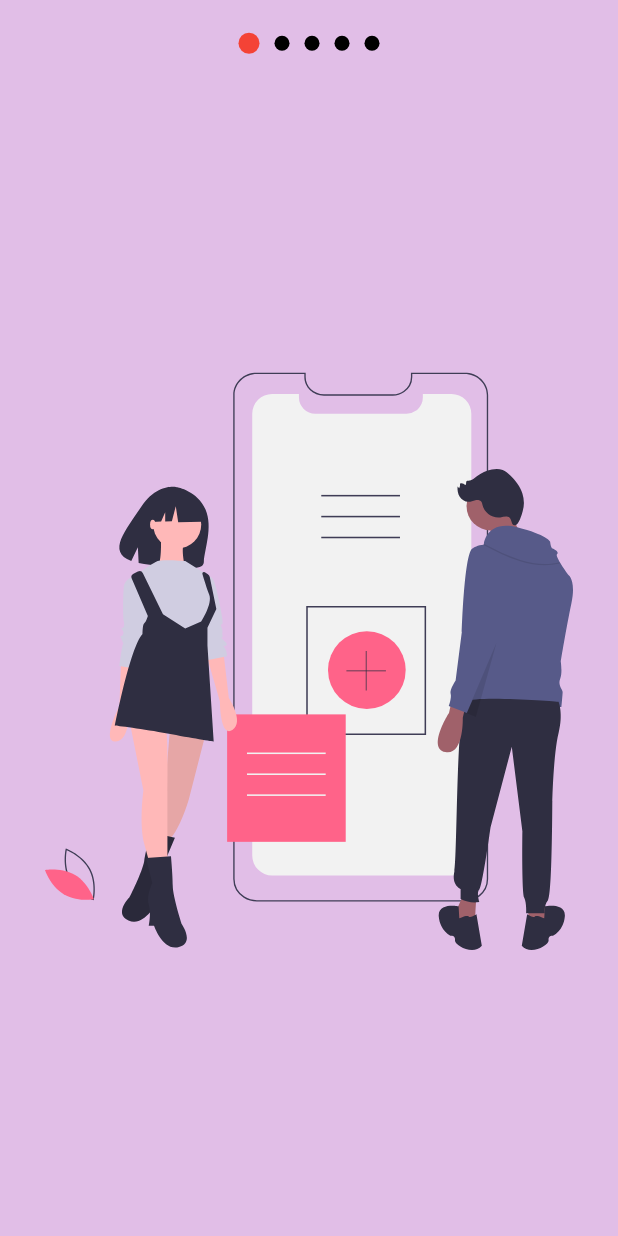
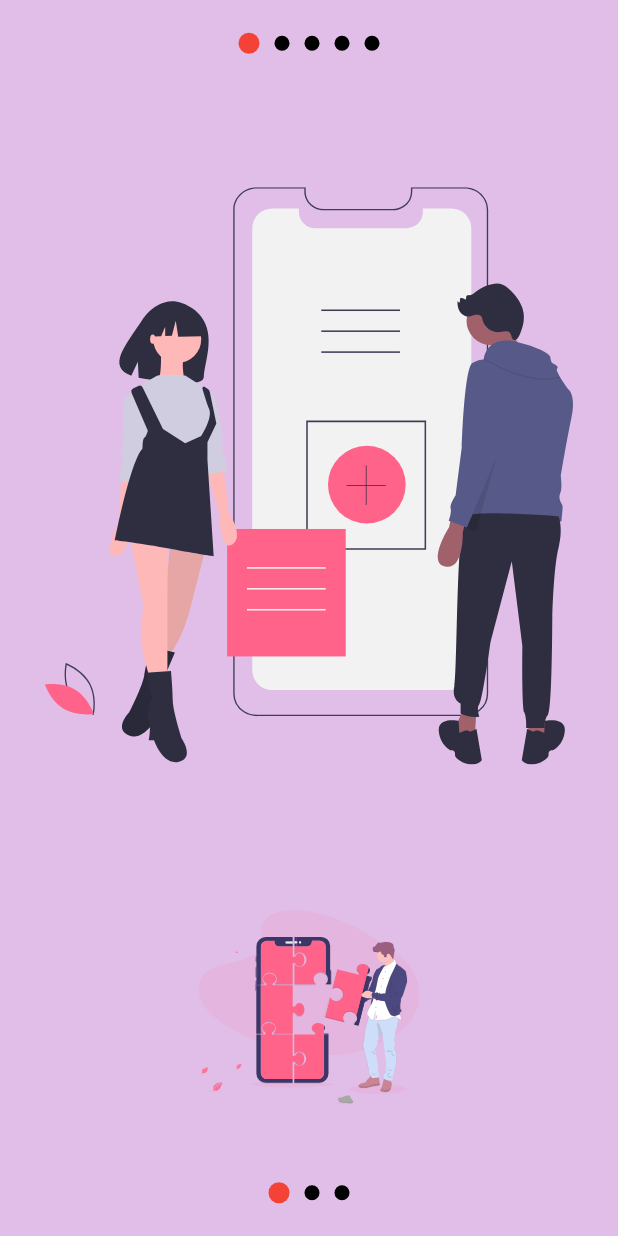
Before and after one commit to CrisMEDev/Flutter-Designs_and_animations, a Flutter app: the screen it shows after launch, on a phone screen of 412 x 824 dp. Run offline on Flutter 3.47's test engine with Material 2 defaults, Android fonts, the phone set to English and light mode, and no system bars; our stand-ins replace flutter_svg.

Commit message:
Se usó el widget del slide para crear dos slides

```diff
--- a/lib/src/pages/slideshows_page.dart
+++ b/lib/src/pages/slideshows_page.dart
@@ -9,7 +9,11 @@ class SlideshowPage extends StatelessWidget {
     return SafeArea(
       child: Scaffold(
         backgroundColor: Colors.purple[100],
-        body: Slideshow(
+        body: Column(
+          children: [
+            Expanded(
+              flex: 7,
+              child: Slideshow(
                 dotsLocation: true,
                 dotPrimaryColor: Colors.red,
                 dotSecondaryColor: Colors.black,
@@ -22,6 +26,24 @@ class SlideshowPage extends StatelessWidget {
                   SvgPicture.asset('assets/svg/slide-4.svg'),
                   SvgPicture.asset('assets/svg/slide-5.svg'),
                 ],
+              ),
+            ),
+
+            Expanded(
+              flex: 3,
+              child: Slideshow(
+                dotPrimaryColor: Colors.red,
+                dotSecondaryColor: Colors.black,
+                dotPrimarySize: 14.0,
+                dotSecondarySize: 10.0,
+                slides: [
+                  SvgPicture.asset('assets/svg/slide-5.svg'),
+                  SvgPicture.asset('assets/svg/slide-4.svg'),
+                  SvgPicture.asset('assets/svg/slide-3.svg'),
+                ],
+              ),
+            )
+          ],
         )
       ),
     );
```
Lines whose indentation alone changed are shown as unchanged.
